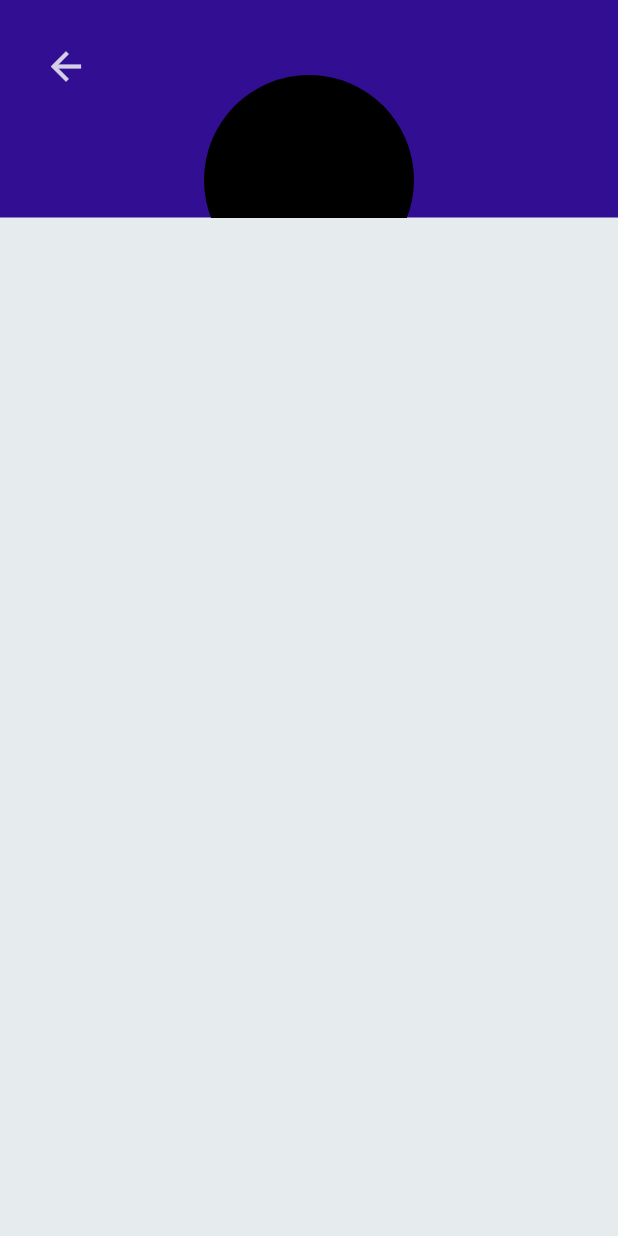
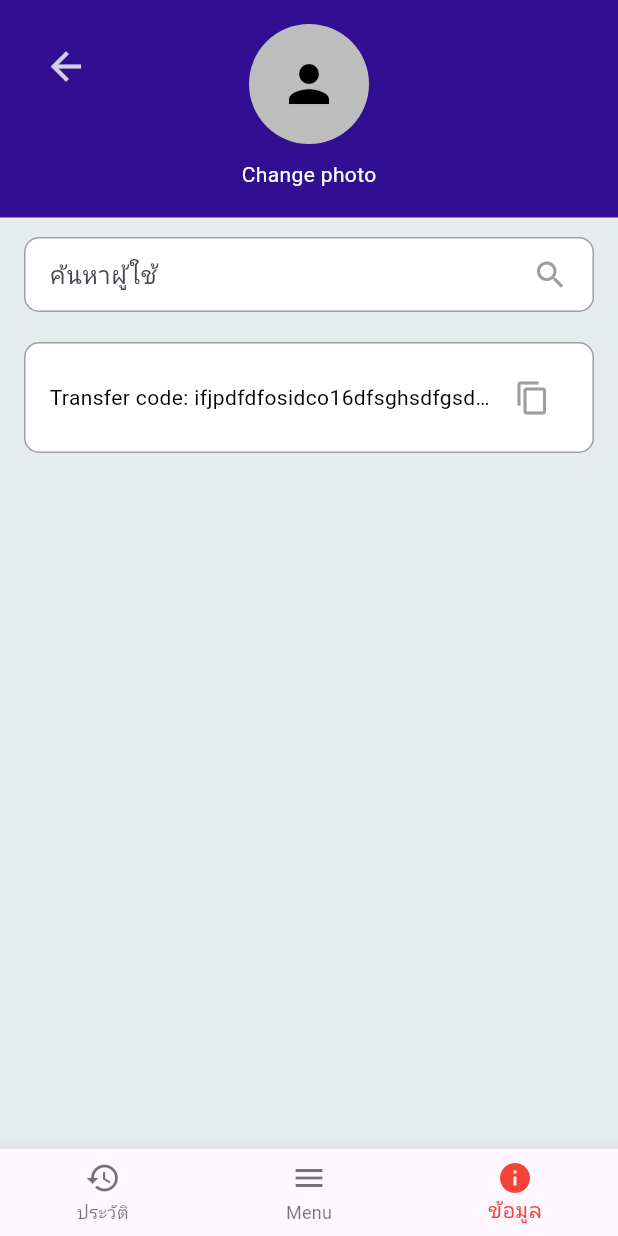
Before and after one commit to TanatipS3/PalmPredict, a Flutter app: the screen it shows after launch, on a phone screen of 412 x 824 dp. Run offline on Flutter 3.47's test engine with Material 3 defaults, Android fonts, the phone set to English and light mode, and no system bars.

Commit message:
user profile

```diff
--- a/lib/pages/Userprofile.dart
+++ b/lib/pages/Userprofile.dart
@@ -1,46 +1,148 @@
 import 'package:flutter/material.dart';
 
-class UserprofilePage extends StatefulWidget{
+
+
+class UserprofilePage extends StatefulWidget {
   const UserprofilePage({Key? key}) : super(key: key);
-
 
   @override
   State<UserprofilePage> createState() => _UserprofilePageState();
 }
 
-class _UserprofilePageState extends State<UserprofilePage>{
-
+class _UserprofilePageState extends State<UserprofilePage> {
   @override
   Widget build(BuildContext context) {
     return Scaffold(
       backgroundColor: const Color.fromARGB(255, 230, 236, 238),
       body: Stack(
         children: [
-        // Dark blue area
+          // Dark blue area (Header)
           Container(
             padding: const EdgeInsets.symmetric(vertical: 20, horizontal: 20),
             alignment: Alignment.topLeft,
             height: 145,
-          decoration: const BoxDecoration(color: Color.fromARGB(255, 49, 14, 146)),
+            decoration: const BoxDecoration(
+                color: Color.fromARGB(255, 49, 14, 146)),
             child: Row(
               children: [
                 IconButton(
                   icon: const Icon(Icons.arrow_back),
                   iconSize: 30,
                   color: Colors.white.withOpacity(0.8),
-                onPressed: () {},
+                  onPressed: () {
+                    // Add your navigation logic here
+                  },
                 ),
               ],
             ),
           ),
-        // Black circle positioned in the center and slightly overlapping the dark blue area
-        Positioned(
-          top: 50, // Adjust this value to move the circle up or down
-          left: MediaQuery.of(context).size.width / 2 - 70, // Center horizontally
-          child: const CircleAvatar(
-            radius: 70,
-            backgroundColor: Colors.black,
+
+          // Profile Content
+          Column(
+            children: [
+              // Profile Header
+              Container(
+                color: const Color.fromARGB(255, 49, 14, 146),
+                padding: EdgeInsets.symmetric(vertical: 16),
+                child: Column(
+                  children: [
+                    CircleAvatar(
+                      radius: 40,
+                      backgroundColor: Colors.grey[400],
+                      child: Icon(
+                        Icons.person,
+                        size: 40,
+                        color: Colors.black,
                       ),
+                    ),
+                    SizedBox(height: 10),
+                    Text(
+                      'Change photo',
+                      style: TextStyle(color: Colors.white),
+                    ),
+                  ],
+                ),
+              ),
+
+              // Search bar and Transfer code
+              Padding(
+                padding: const EdgeInsets.all(16.0),
+                child: Column(
+                  children: [
+                    // Search bar
+                    Container(
+                      padding: EdgeInsets.symmetric(horizontal: 16),
+                      decoration: BoxDecoration(
+                        color: Colors.white,
+                        borderRadius: BorderRadius.circular(10),
+                        border: Border.all(color: Colors.grey),
+                      ),
+                      child: Row(
+                        children: [
+                          Expanded(
+                            child: TextField(
+                              decoration: InputDecoration(
+                                hintText: 'ค้นหาผู้ใช้',
+                                border: InputBorder.none,
+                              ),
+                            ),
+                          ),
+                          Icon(Icons.search, color: Colors.grey),
+                        ],
+                      ),
+                    ),
+                    SizedBox(height: 20),
+
+                    // Transfer code
+                    Container(
+                      padding: EdgeInsets.symmetric(horizontal: 16, vertical: 12),
+                      decoration: BoxDecoration(
+                        color: Colors.white,
+                        borderRadius: BorderRadius.circular(10),
+                        border: Border.all(color: Colors.grey),
+                      ),
+                      child: Row(
+                        children: [
+                          Expanded(
+                            child: Text(
+                              'Transfer code: ifjpdfdfosidco16dfsghsdfgsdf87gds',
+                              overflow: TextOverflow.ellipsis,
+                              style: TextStyle(color: Colors.black),
+                            ),
+                          ),
+                          IconButton(
+                            icon: Icon(Icons.copy, color: Colors.grey),
+                            onPressed: () {
+                              // Implement copy functionality here
+                            },
+                          ),
+                        ],
+                      ),
+                    ),
+                  ],
+                ),
+              ),
+            ],
+          ),
+        ],
+      ),
+
+      // Bottom Navigation Bar
+      bottomNavigationBar: BottomNavigationBar(
+        currentIndex: 2, // Set the initial selected index
+        selectedItemColor: Colors.red,
+        items: const [
+          BottomNavigationBarItem(
+            icon: Icon(Icons.history),
+            label: 'ประวัติ',
+          ),
+          BottomNavigationBarItem(
+            icon: Icon(Icons.menu),
+            label: 'Menu',
+          ),
+          BottomNavigationBarItem(
+            icon: Icon(Icons.info),
+            label: 'ข้อมูล',
           ),
         ],
       ),
```
Lines whose indentation alone changed are shown as unchanged.
